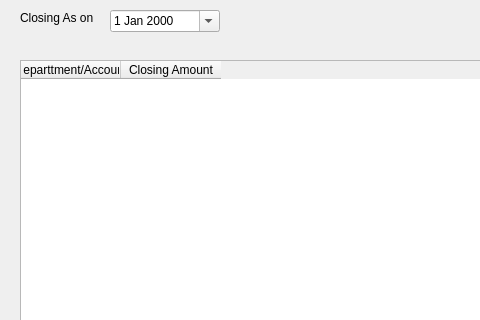
Before: the Qt Designer form DLG/cclosingbalancedlg.ui in hlunguite/saptuamDataQT, drawn with Qt 5; both pictures show x 0 to 480 and y 0 to 320 of the 877 by 505 pixel window.
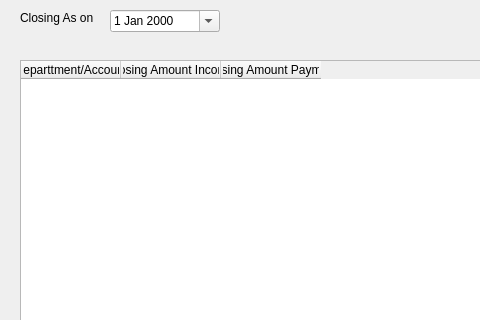
After: the same form once the commit is applied.

Commit message: add income and payment amount in closing

What changed in the file:
```diff
--- a/DLG/cclosingbalancedlg.ui
+++ b/DLG/cclosingbalancedlg.ui
@@ -87,7 +87,12 @@
    </column>
    <column>
     <property name="text">
-     <string>Closing Amount</string>
+     <string>Closing Amount Income</string>
+    </property>
+   </column>
+   <column>
+    <property name="text">
+     <string>Closing Amount Payment</string>
     </property>
    </column>
   </widget>
```
The commit also changes 2 other files.
